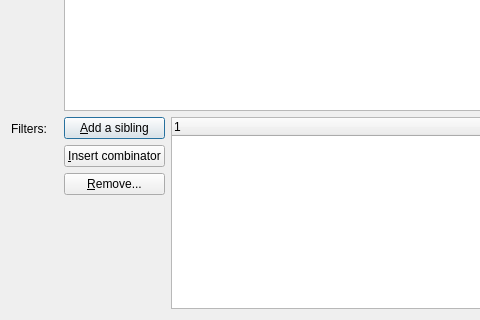
First picture: the form in DlgEditTemplateItem.ui, repository madmaxoft/SkauTan, before the edit; both pictures show x 0 to 480 and y 123 to 443 of the 1029 by 443 pixel window.
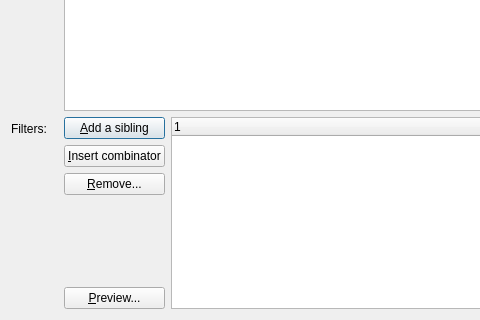
Second picture: the form after the edit.

Commit message: Templates: Added filter preview.

```diff
--- a/DlgEditTemplateItem.ui
+++ b/DlgEditTemplateItem.ui
@@ -84,6 +84,13 @@
            </property>
           </spacer>
          </item>
+         <item>
+          <widget class="QPushButton" name="btnPreview">
+           <property name="text">
+            <string>&amp;Preview...</string>
+           </property>
+          </widget>
+         </item>
         </layout>
        </item>
        <item>
```
The commit also changes 12 other files.
